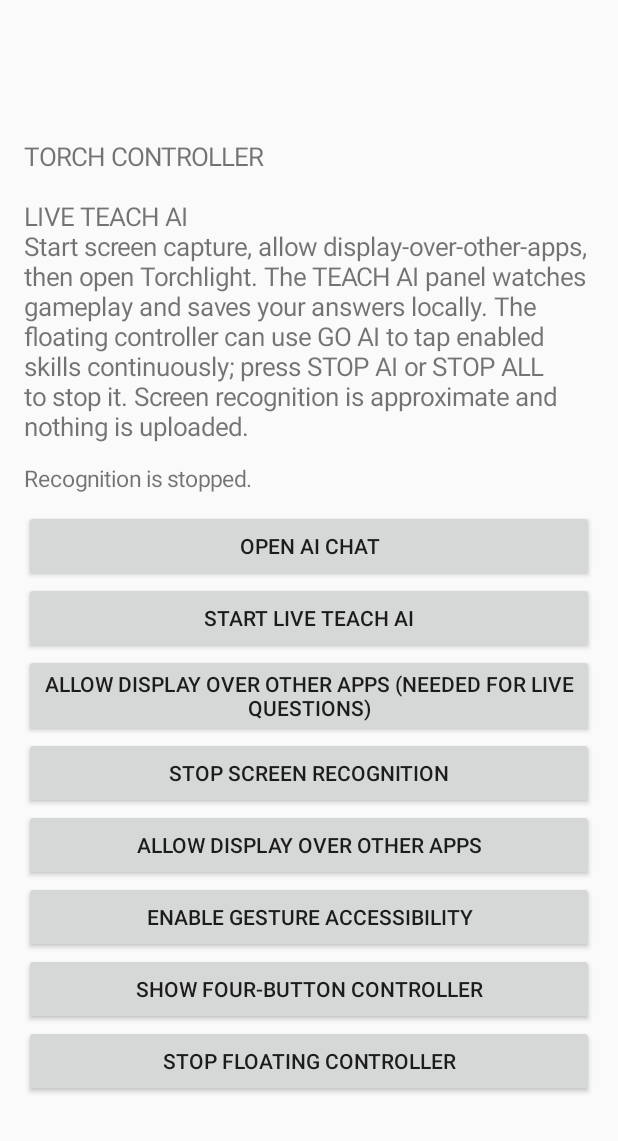
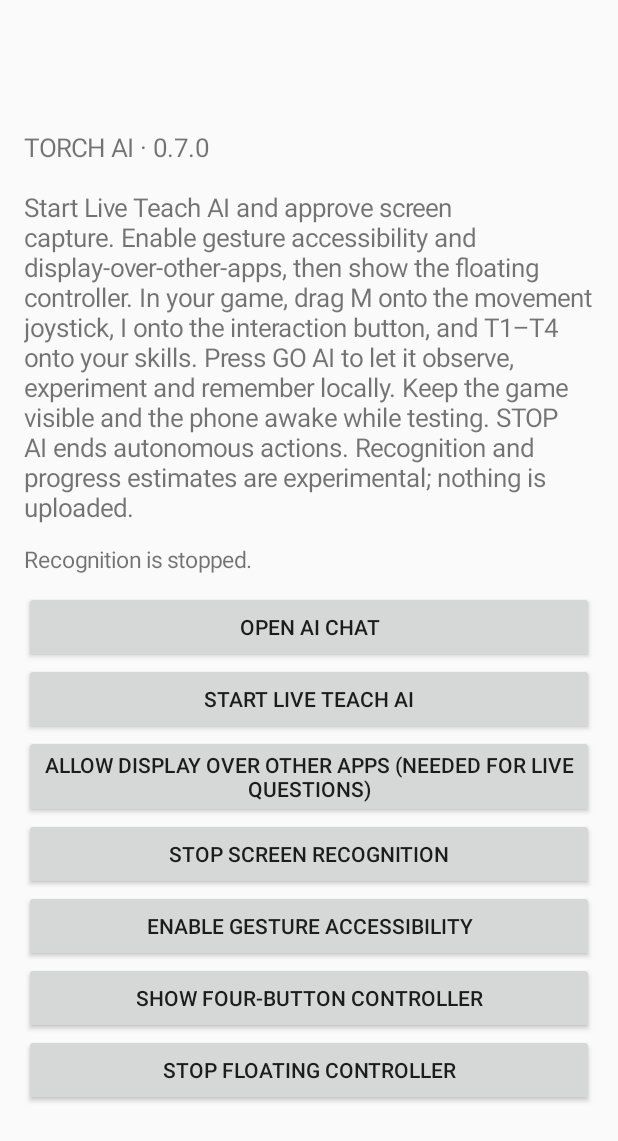
Before and after one commit to imcrackedpixel/Torch, an Android app: the screen it shows after launch (MainActivity), on a phone screen of 412 x 824 dp. Shown: the top 1141 px of the screen. Run offline under Robolectric (Android 15) with nearby library versions, the phone set to English and light mode, and no system bars.

Commit message:
Clarify Torch AI setup and overnight test requirements

```diff
--- a/app/src/main/java/com/imcrackedpixel/torchcontroller/MainActivity.kt
+++ b/app/src/main/java/com/imcrackedpixel/torchcontroller/MainActivity.kt
@@ -34,7 +34,7 @@ class MainActivity : Activity() {
             setPadding(24, 24, 24, 24)
         }
         root.addView(TextView(this).apply {
-            text = "TORCH CONTROLLER\n\nLIVE TEACH AI\nStart screen capture, allow display-over-other-apps, then open Torchlight. The TEACH AI panel watches gameplay and saves your answers locally. The floating controller can use GO AI to tap enabled skills continuously; press STOP AI or STOP ALL to stop it. Screen recognition is approximate and nothing is uploaded."
+            text = "TORCH AI · 0.7.0\n\nStart Live Teach AI and approve screen capture. Enable gesture accessibility and display-over-other-apps, then show the floating controller. In your game, drag M onto the movement joystick, I onto the interaction button, and T1–T4 onto your skills. Press GO AI to let it observe, experiment and remember locally. Keep the game visible and the phone awake while testing. STOP AI ends autonomous actions. Recognition and progress estimates are experimental; nothing is uploaded."
             textSize = 17f
         })
         status = TextView(this).apply {
@@ -65,12 +65,6 @@ class MainActivity : Activity() {
             setOnClickListener {
                 stopService(Intent(this@MainActivity, VisualRecognitionService::class.java))
                 status.text = "Recognition stopped."
-            }
-        })
-        root.addView(Button(this).apply {
-            text = "Allow display over other apps"
-            setOnClickListener {
-                startActivity(Intent(Settings.ACTION_MANAGE_OVERLAY_PERMISSION, Uri.parse("package:$packageName")))
             }
         })
         root.addView(Button(this).apply {
```
